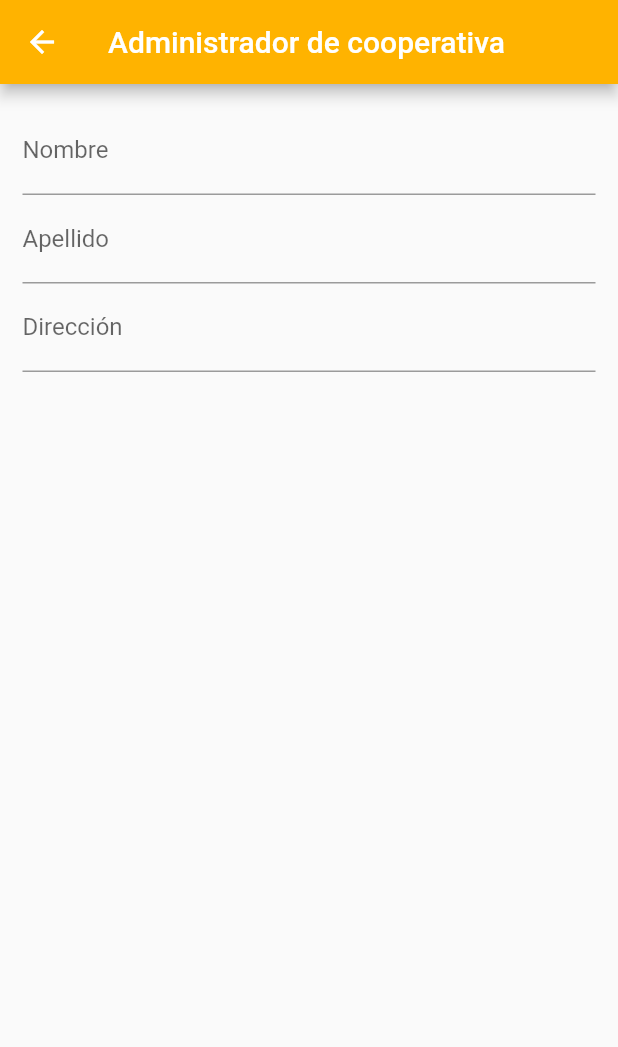
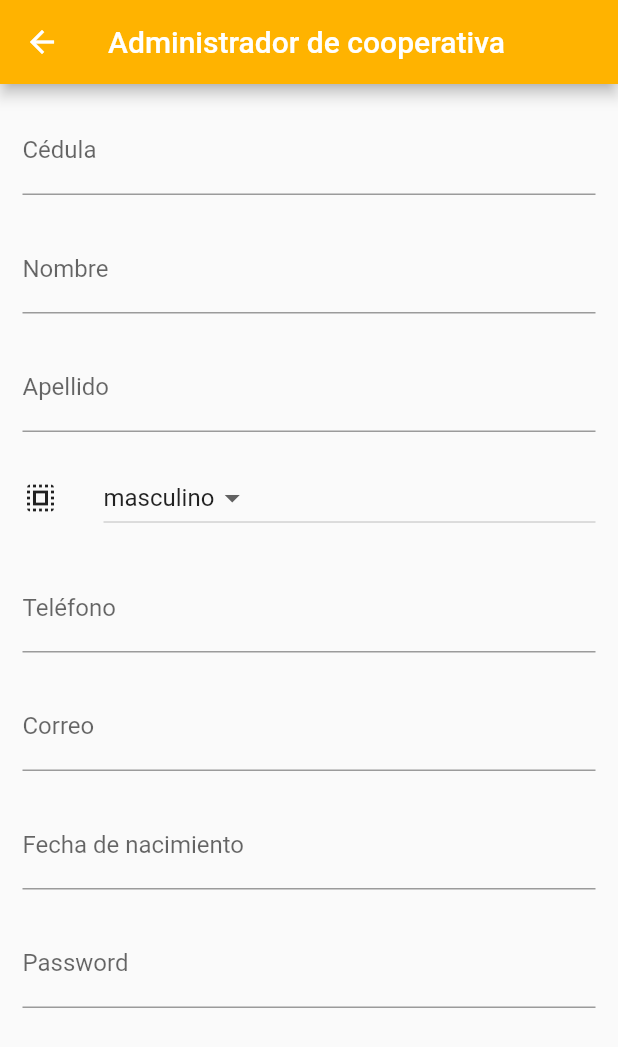
Before and after one commit to EduardinDev/flutter_vistas, a Flutter app: the CrudAdminsCoop screen opened by its route, on a phone screen of 412 x 824 dp. Shown: the top 1047 px of the screen. Run offline on Flutter 3.47's test engine with Material 2 defaults, Android fonts, the phone set to English and light mode, and no system bars; our stand-ins replace rxdart, shared_preferences; accounts and stored records are empty.

Commit message:
Se elimino la centralización del widget crud, se habilito ventana crudAdminsCoop_page

```diff
--- a/lib/src/pages/pages_administrador/crudAdminsCoop_page.dart
+++ b/lib/src/pages/pages_administrador/crudAdminsCoop_page.dart
@@ -10,7 +10,7 @@ class CrudAdminsCoop extends StatefulWidget {
 }
 
 class _CrudAdminsCoopState extends State<CrudAdminsCoop> {
-  List<String> inputString = ['Nombre','Apellido','Dirección'];
+
   @override
   Widget build(BuildContext context) {
     return Scaffold(
@@ -18,7 +18,12 @@ class _CrudAdminsCoopState extends State<CrudAdminsCoop> {
         backgroundColor: yellowLightColors,
         title: Text('Administrador de cooperativa'),
       ),
-      body: CrudWidget(inputString: inputString),
+      body: CrudWidget(),
     );
   }
+
+
+
+
+
 }
--- a/lib/src/pages/pages_generales/perfil_page.dart
+++ b/lib/src/pages/pages_generales/perfil_page.dart
@@ -2,7 +2,7 @@ import 'package:flutter/material.dart';
 import 'package:viaje_express_flutter/src/share_prefs/preferencias_usuario.dart';
 import 'package:viaje_express_flutter/src/utils/colors.dart';
 import 'package:viaje_express_flutter/src/utils/list_rutas.dart';
-import 'package:viaje_express_flutter/src/widgets/input_fecha.dart';
+import 'package:viaje_express_flutter/src/widgets/inputFecha_simple.dart';
 import 'package:viaje_express_flutter/src/widgets/menu_widget.dart';
 
 class PerfilPage extends StatefulWidget {
@@ -11,6 +11,7 @@ class PerfilPage extends StatefulWidget {
 }
 
 class _PerfilPageState extends State<PerfilPage> {
+  final _fecha = new InputFechaPerfil();
   late int _genero;
   late TextEditingController _textController;
   final rutas = new Rutas();
@@ -54,20 +55,7 @@ class _PerfilPageState extends State<PerfilPage> {
               child: TextField(
                 controller: _textController,
                 decoration: InputDecoration(
-                    labelText: 'Cédula',
-                    helperText: 'Usuario del teléfono'),
-                onChanged: (value) {
-                  prefs.nombreUsuario = value;
-                },
-              )),
-
-          Container(
-              padding: EdgeInsets.symmetric(horizontal: 20.0),
-              child: TextField(
-                controller: _textController,
-                decoration: InputDecoration(
-                    labelText: 'Nombre',
-                    helperText: 'Usuario del teléfono'),
+                    labelText: 'Cédula', helperText: 'Usuario del teléfono'),
                 onChanged: (value) {
                   prefs.nombreUsuario = value;
                 },
@@ -77,22 +65,7 @@ class _PerfilPageState extends State<PerfilPage> {
               child: TextField(
                 controller: _textController,
                 decoration: InputDecoration(
-                    labelText: 'Apellido',
-                    helperText: 'Usuario del teléfono'),
-                onChanged: (value) {
-                  prefs.nombreUsuario = value;
-                },
-              )),
-
-              InputFechaPerfil(),
-
-               Container(
-              padding: EdgeInsets.symmetric(horizontal: 20.0),
-              child: TextField(
-                controller: _textController,
-                decoration: InputDecoration(
-                    labelText: 'Teléfono',
-                    helperText: 'Usuario del teléfono'),
+                    labelText: 'Nombre', helperText: 'Usuario del teléfono'),
                 onChanged: (value) {
                   prefs.nombreUsuario = value;
                 },
@@ -102,8 +75,23 @@ class _PerfilPageState extends State<PerfilPage> {
               child: TextField(
                 controller: _textController,
                 decoration: InputDecoration(
-                    labelText: 'Correo',
-                    helperText: 'Usuario del teléfono'),
+                    labelText: 'Apellido', helperText: 'Usuario del teléfono'),
+                onChanged: (value) {
+                  prefs.nombreUsuario = value;
+                },
+              )),
+
+              Container(
+                padding: EdgeInsets.symmetric(horizontal: 20.0),
+                child: _fecha,
+              ),
+
+          Container(
+              padding: EdgeInsets.symmetric(horizontal: 20.0),
+              child: TextField(
+                controller: _textController,
+                decoration: InputDecoration(
+                    labelText: 'Teléfono', helperText: 'Usuario del teléfono'),
                 onChanged: (value) {
                   prefs.nombreUsuario = value;
                 },
@@ -113,8 +101,7 @@ class _PerfilPageState extends State<PerfilPage> {
               child: TextField(
                 controller: _textController,
                 decoration: InputDecoration(
-                    labelText: 'Fecha de nacimiento',
-                    helperText: 'Usuario del teléfono'),
+                    labelText: 'Correo', helperText: 'Usuario del teléfono'),
                 onChanged: (value) {
                   prefs.nombreUsuario = value;
                 },
@@ -147,7 +134,9 @@ class _PerfilPageState extends State<PerfilPage> {
                   prefs.nombreUsuario = value;
                 },
               )),
-              SizedBox(height: 50.0,)
+          SizedBox(
+            height: 50.0,
+          )
         ],
       ),
     );
--- a/lib/src/widgets/crud_widget.dart
+++ b/lib/src/widgets/crud_widget.dart
@@ -1,28 +1,14 @@
 import 'package:flutter/material.dart';
+import 'package:viaje_express_flutter/src/widgets/inputFecha_simple.dart';
+import 'package:viaje_express_flutter/src/widgets/input_fecha.dart';
 
 class CrudWidget extends StatefulWidget {
-  final List<String> inputString;
-  /* final List<String> inputNumber;
-  final List<String> inputCorreo; */
-  CrudWidget({
-    required this.inputString,
-    /*      required this.inputNumber,
-      required this.inputCorreo */
-  });
-
   @override
   _CrudWidgetState createState() => _CrudWidgetState();
 }
 
 class _CrudWidgetState extends State<CrudWidget> {
-  List<String> inputString = [];
-
-  @override
-  void initState() {
-    super.initState();
-    inputString = widget.inputString;
-  }
-
+  final _fecha = new InputFechaPerfil();
   final formKey = GlobalKey<FormState>();
   @override
   Widget build(BuildContext context) {
@@ -36,56 +22,137 @@ class _CrudWidgetState extends State<CrudWidget> {
       padding: EdgeInsets.all(15.0),
       child: Form(
           key: formKey,
-          child: _lista()),
+          child: SingleChildScrollView(
+                      child: Column(
+              children: <Widget>[
+                _crearCedula(),
+                SizedBox(height: 20.0,),
+                _crearNombre(),
+                SizedBox(height: 20.0,),
+                _crearApellido(),
+                SizedBox(height: 20.0,),
+                _crearDropdownGenero(),
+                SizedBox(height: 20.0,),
+                _crearTelefono(),
+                SizedBox(height: 20.0,),
+                _crearCorreo(),
+                SizedBox(height: 20.0,),
+                _fecha,
+                SizedBox(height: 20.0,),
+                _crearPassword(),
+                SizedBox(height: 20.0,),
+              ],
+            ),
+          )),
     );
   }
 
-  Widget _lista() {
-    return ListView.builder(
-      itemCount: inputString.length,
-      itemBuilder: (context, index) {
+  Widget _crearCedula() {
     return TextFormField(
-          keyboardType: TextInputType.text,
-          //initialValue: inputString[i],
+      keyboardType: TextInputType.name,
       textCapitalization: TextCapitalization.sentences,
-          decoration: InputDecoration(labelText: inputString[index]),
+      decoration: InputDecoration(labelText: 'Cédula'),
       onSaved: (value) {},
       validator: (value) {
-            if (value!.length < 3) {
-              return '${inputString[index]} inválido';
+        if (value!.length < 10) {
+          return 'Ingrese su cédula';
         } else {
           return null;
         }
       },
     );
-      },
-    );
   }
 
-  List<Widget> widgetinputString() {
-    List<Widget> lista = [];
-    for (var i = 0; i < inputString.length; i++) {
-      final tempWidget = TextFormField(
-        keyboardType: TextInputType.text,
-        //initialValue: inputString[i],
+  Widget _crearNombre() {
+    return TextFormField(
+      keyboardType: TextInputType.name,
       textCapitalization: TextCapitalization.sentences,
-        decoration: InputDecoration(labelText: inputString[0]),
+      decoration: InputDecoration(labelText: 'Nombre'),
       onSaved: (value) {},
       validator: (value) {
         if (value!.length < 3) {
-            return '${inputString[0]} inválido';
+          return 'Ingrese su nombre';
         } else {
           return null;
         }
       },
     );
-      lista
-        ..add(tempWidget)
-        ..add(SizedBox(
-          height: 25.0,
+  }
+
+  Widget _crearApellido() {
+    return TextFormField(
+      keyboardType: TextInputType.name,
+      textCapitalization: TextCapitalization.sentences,
+      decoration: InputDecoration(labelText: 'Apellido'),
+      onSaved: (value) {},
+      validator: (value) {
+        if (value!.length < 3) {
+          return 'Ingrese su apellido';
+        } else {
+          return null;
+        }
+      },
+    );
+  }
+
+  String _opcionSeleccionada = 'masculino';
+
+  Widget _crearDropdownGenero() {
+    return Row(
+      children: <Widget>[
+        Icon(Icons.select_all),
+        SizedBox(
+          width: 30.0,
+        ),
+        Expanded(
+            child: DropdownButton(
+          value: _opcionSeleccionada,
+          items: getOpcionesDropdown(),
+          onChanged: (value) {},
+        )),
+      ],
+    );
+  }
+
+  List<String> _generos = ['masculino', 'femenino', 'otro'];
+
+  List<DropdownMenuItem<String>> getOpcionesDropdown() {
+    List<DropdownMenuItem<String>> lista = [];
+    _generos.forEach((genero) {
+      lista.add(DropdownMenuItem(
+        child: Text(genero),
+        value: genero,
       ));
-    }
+    });
 
     return lista;
   }
+
+  Widget _crearTelefono() {
+    return TextFormField(
+      keyboardType: TextInputType.phone,
+      textCapitalization: TextCapitalization.sentences,
+      decoration: InputDecoration(labelText: 'Teléfono'),
+      onSaved: (value) {},
+      validator: (value) {},
+    );
   }
+
+  Widget _crearCorreo() {
+    return TextFormField(
+      keyboardType: TextInputType.emailAddress,
+      textCapitalization: TextCapitalization.sentences,
+      decoration: InputDecoration(labelText: 'Correo'),
+      onSaved: (value) {},
+      validator: (value) {},
+    );
+  }
+
+  Widget _crearPassword() {
+    return TextFormField(
+      keyboardType: TextInputType.visiblePassword,
+      obscureText: true,
+      decoration: InputDecoration(labelText: 'Password'),
+    );
+  }
+}
--- /dev/null
+++ b/lib/src/widgets/inputFecha_simple.dart
@@ -0,0 +1,43 @@
+import 'package:flutter/material.dart';
+
+class InputFechaPerfil extends StatefulWidget {
+  @override
+  _InputFechaPerfilState createState() => _InputFechaPerfilState();
+}
+
+class _InputFechaPerfilState extends State<InputFechaPerfil> {
+  String _fecha = '';
+  TextEditingController _inputFieldDataController = new TextEditingController();
+
+  @override
+  Widget build(BuildContext context) {
+    return Container(
+      //padding: EdgeInsets.symmetric(horizontal: 10.0),
+      child: TextField(
+        enableInteractiveSelection: false,
+        controller: _inputFieldDataController,
+        decoration: InputDecoration(
+            hintText: 'Fecha de nacimiento', labelText: 'Fecha de nacimiento'),
+        onTap: () {
+          FocusScope.of(context).requestFocus(new FocusNode());
+          _selectDate(context);
+        },
+      ),
+    );
+  }
+
+  void _selectDate(BuildContext context) async {
+    DateTime? picked = await showDatePicker(
+        context: context,
+        initialDate: new DateTime.now(),
+        firstDate: new DateTime(2020),
+        lastDate: new DateTime(2025));
+
+    if (picked != null) {
+      setState(() {
+        _fecha = picked.toString();
+        _inputFieldDataController.text = _fecha;
+      });
+    }
+  }
+}
```
Also changed, not shown: lib/src/widgets/input_fecha.dart (+0 -52 lines). Lines whose indentation alone changed are shown as unchanged.
